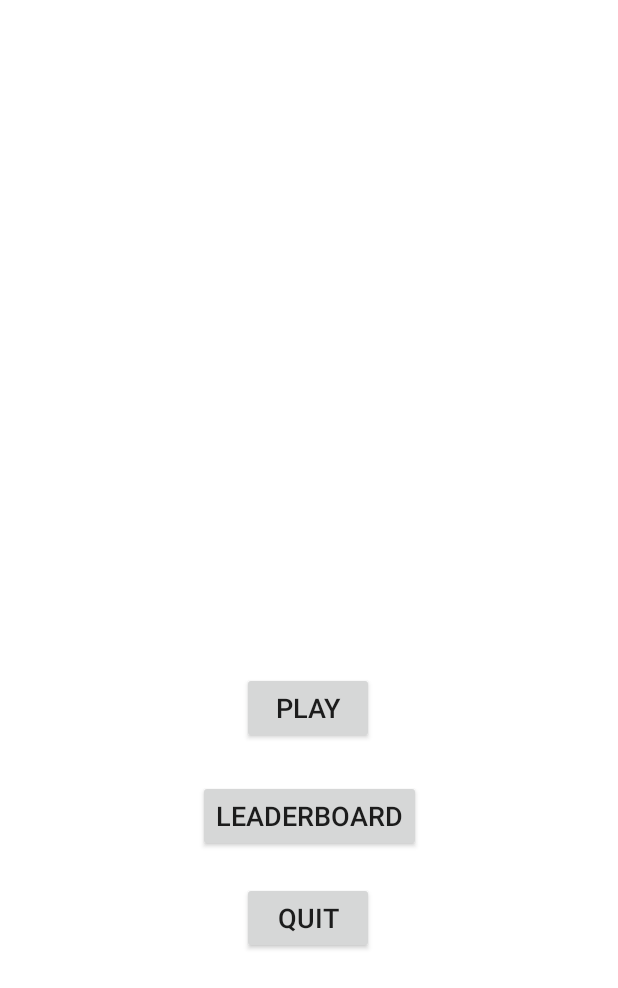
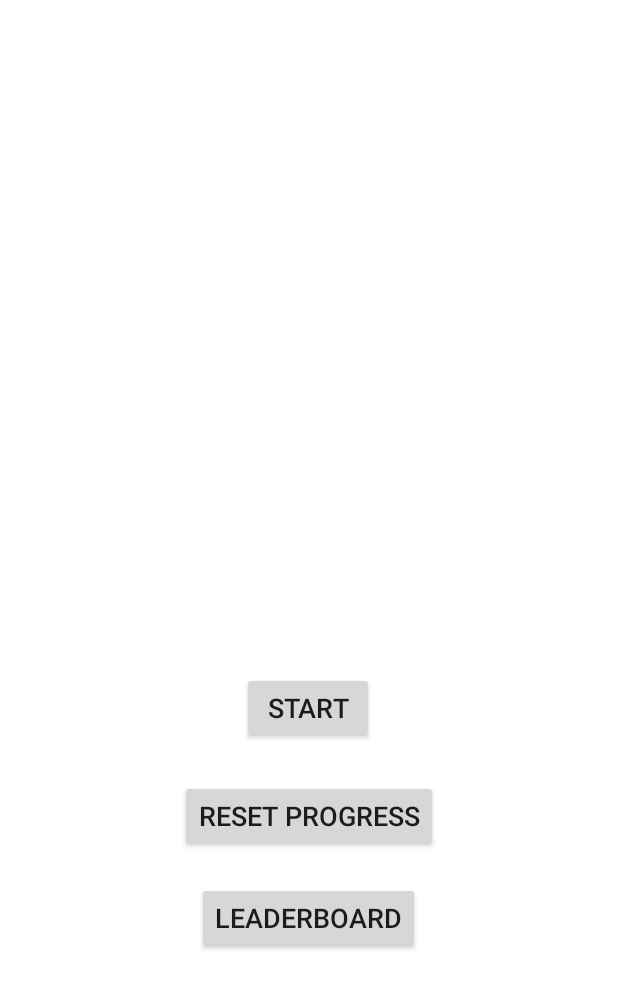
Before and after one commit to sktt2/CornHub, an Android app: the screen it shows after launch (MainActivity), after a tap on "LEADERBOARD", on a phone screen of 412 x 824 dp. Shown: the top 988 px of the screen. Run offline under Robolectric (Android 15) with nearby library versions, the phone set to English and light mode, and no system bars.

Commit message:
updated button names

```diff
--- a/frontend/app/src/main/java/com/cornhub/MainActivity.java
+++ b/frontend/app/src/main/java/com/cornhub/MainActivity.java
@@ -32,14 +32,15 @@ public class MainActivity extends Activity {
     public void buttonClicked(View view) {
         int id = view.getId();
 
-        if (id == R.id.playButton) {
-            Intent playIntent = new Intent(MainActivity.this, GameActivity.class);
-            startActivity(playIntent);
+        if (id == R.id.startButton) {
+            Intent startIntent = new Intent(MainActivity.this, GameActivity.class);
+            startActivity(startIntent);
+        } else if (id == R.id.resetButton) {
+            Intent resetIntent = new Intent(MainActivity.this, ResetActivity.class);
+            startActivity(resetIntent);
         } else if (id == R.id.leaderboardButton) {
             Intent leaderboardIntent = new Intent(MainActivity.this, LeaderboardActivity.class);
             startActivity(leaderboardIntent);
-        } else if (id == R.id.quitButton) {
-            finishAffinity();
         }
     }
 }
--- a/frontend/app/src/main/res/layout/activity_main.xml
+++ b/frontend/app/src/main/res/layout/activity_main.xml
@@ -8,12 +8,12 @@
     tools:context=".MainActivity">
 
     <Button
-        android:id="@+id/playButton"
+        android:id="@+id/startButton"
         android:layout_width="wrap_content"
         android:layout_height="wrap_content"
         android:layout_marginTop="448dp"
         android:onClick="buttonClicked"
-        android:text="@string/play_button"
+        android:text="@string/start_button"
         android:textSize="18sp"
         android:visibility="visible"
         app:layout_constraintEnd_toEndOf="parent"
@@ -23,23 +23,24 @@
         tools:visibility="visible" />
 
     <Button
-        android:id="@+id/leaderboardButton"
+        android:id="@+id/resetButton"
         android:layout_width="wrap_content"
         android:layout_height="wrap_content"
         android:layout_marginTop="520dp"
         android:onClick="buttonClicked"
-        android:text="@string/leaderboard_button"
+        android:text="@string/reset_button"
         android:textSize="18sp"
         app:layout_constraintEnd_toEndOf="parent"
         app:layout_constraintStart_toStartOf="parent"
         app:layout_constraintTop_toTopOf="parent" />
 
     <Button
-        android:id="@+id/quitButton"
+        android:id="@+id/leaderboardButton"
         android:layout_width="wrap_content"
         android:layout_height="wrap_content"
         android:layout_marginTop="588dp"
-        android:text="@string/quit_button"
+        android:onClick="buttonClicked"
+        android:text="@string/leaderboard_button"
         android:textSize="18sp"
         app:layout_constraintEnd_toEndOf="parent"
         app:layout_constraintHorizontal_bias="0.498"
--- a/frontend/app/src/main/res/values/strings.xml
+++ b/frontend/app/src/main/res/values/strings.xml
@@ -1,6 +1,6 @@
 <resources>
     <string name="app_name">CornHub</string>
-    <string name="play_button">Play</string>
+    <string name="start_button">Start</string>
+    <string name="reset_button">Reset Progress</string>
     <string name="leaderboard_button">Leaderboard</string>
-    <string name="quit_button">Quit</string>
 </resources>
```
Also changed, not shown: frontend/app/src/main/java/com/cornhub/ResetActivity.java (added, +29 -0 lines).
